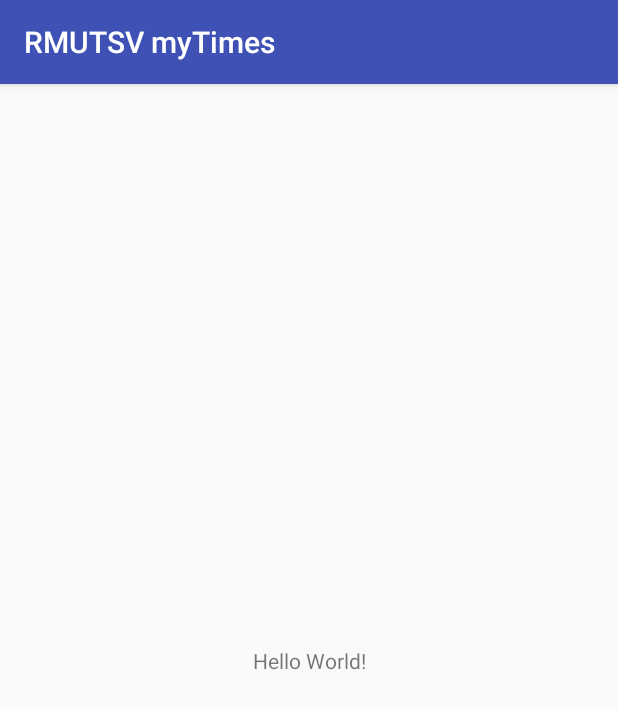
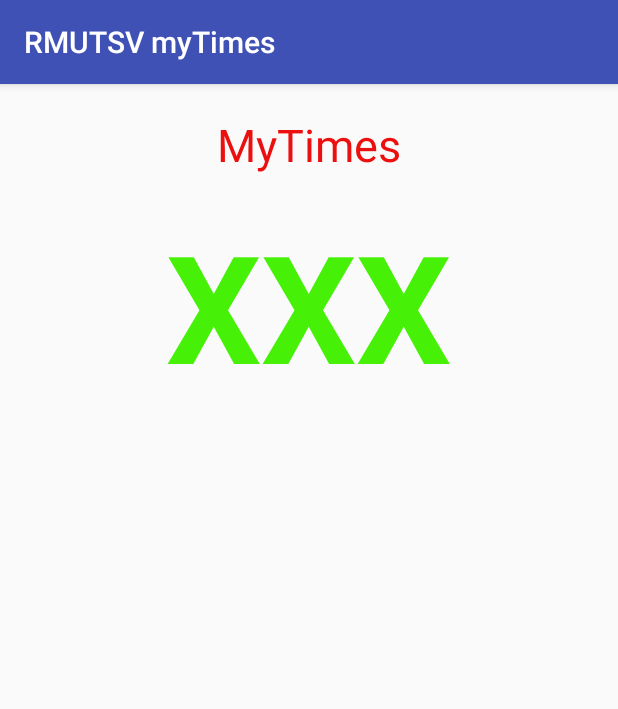
Before and after one commit to SupawadeeMakon/RMUTSVmyTimes, an Android app: the screen it shows after launch (MainActivity), on a phone screen of 412 x 824 dp. Shown: the top 709 px of the screen. Run offline under Robolectric (Android 15) with nearby library versions, the phone set to English and light mode, and no system bars.

```diff
--- a/app/src/main/java/piw/rmutsv/ac/th/rmutsvmytimes/MainActivity.java
+++ b/app/src/main/java/piw/rmutsv/ac/th/rmutsvmytimes/MainActivity.java
@@ -2,6 +2,8 @@ package piw.rmutsv.ac.th.rmutsvmytimes;
 
 import android.support.v7.app.AppCompatActivity;
 import android.os.Bundle;
+
+import piw.rmutsv.ac.th.rmutsvmytimes.fragment.Mainfragment;
 
 public class MainActivity extends AppCompatActivity {
 
@@ -9,5 +11,16 @@ public class MainActivity extends AppCompatActivity {
     protected void onCreate(Bundle savedInstanceState) {
         super.onCreate(savedInstanceState);
         setContentView(R.layout.activity_main);
-    }
+
+
+//        Add Fragment of Activity
+        if (savedInstanceState==null) {
+            getSupportFragmentManager().beginTransaction()
+                    .add(R.id.contentMainFragment, new Mainfragment())
+                    .commit();
+
+        }
+
+
+    }//Main Method
 }
--- /dev/null
+++ b/app/src/main/java/piw/rmutsv/ac/th/rmutsvmytimes/fragment/Mainfragment.java
@@ -0,0 +1,25 @@
+package piw.rmutsv.ac.th.rmutsvmytimes.fragment;
+
+import android.os.Bundle;
+import android.support.annotation.Nullable;
+import android.support.v4.app.Fragment;
+import android.view.LayoutInflater;
+import android.view.View;
+import android.view.ViewGroup;
+
+import piw.rmutsv.ac.th.rmutsvmytimes.R;
+
+/**
+ * Created by macbookpro on 1/25/2018 AD.
+ */
+
+public class Mainfragment extends Fragment{
+
+    @Nullable
+    @Override
+    public View onCreateView(LayoutInflater inflater, @Nullable ViewGroup container, @Nullable Bundle savedInstanceState) {
+        View view = inflater.inflate(R.layout.franment_main, container, false);
+        return view;
+    }
+
+}//Main Class
--- a/app/src/main/res/layout/activity_main.xml
+++ b/app/src/main/res/layout/activity_main.xml
@@ -6,13 +6,10 @@
     android:layout_height="match_parent"
     tools:context="piw.rmutsv.ac.th.rmutsvmytimes.MainActivity">
 
-    <TextView
-        android:layout_width="wrap_content"
-        android:layout_height="wrap_content"
-        android:text="Hello World!"
-        app:layout_constraintBottom_toBottomOf="parent"
-        app:layout_constraintLeft_toLeftOf="parent"
-        app:layout_constraintRight_toRightOf="parent"
-        app:layout_constraintTop_toTopOf="parent" />
+    <!--Content of Fragmnet-->
+    <FrameLayout
+        android:id="@+id/contentMainFragment"
+        android:layout_width="match_parent"
+        android:layout_height="match_parent"></FrameLayout>
 
 </android.support.constraint.ConstraintLayout>
--- /dev/null
+++ b/app/src/main/res/layout/franment_main.xml
@@ -0,0 +1,34 @@
+<?xml version="1.0" encoding="utf-8"?>
+<LinearLayout xmlns:android="http://schemas.android.com/apk/res/android"
+    android:layout_width="match_parent"
+    android:layout_height="match_parent"
+    android:orientation="vertical">
+
+
+
+    <!--Title-->
+    <TextView
+        android:textColor="#ec0f0f"
+        android:layout_marginTop="20dp"
+        android:layout_gravity="center_horizontal"
+        android:textSize="30sp"
+        android:text="MyTimes"
+        android:layout_width="wrap_content"
+        android:layout_height="wrap_content" />
+
+
+    <!--Content-->
+    <TextView
+        android:id="@+id/txtShowMyTimes"
+        android:textStyle="bold"
+        android:textColor="#46f107"
+        android:layout_marginTop="20dp"
+        android:layout_gravity="center_horizontal"
+        android:textSize="100sp"
+        android:text="XXX"
+        android:layout_width="wrap_content"
+        android:layout_height="wrap_content" />
+
+
+
+</LinearLayout>
```
